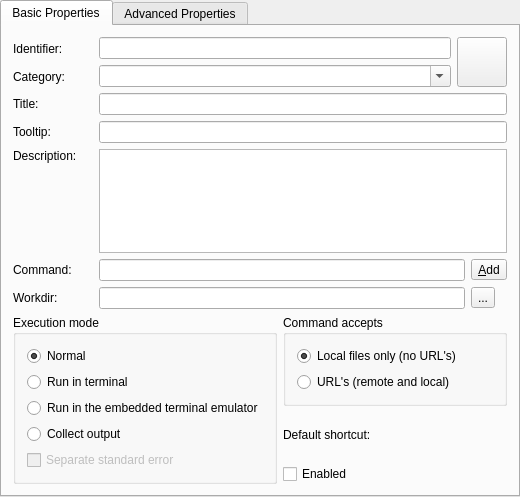
The window that krusader/ActionMan/actionproperty.ui (KDE/krusader) describes before a commit, drawn with Qt 5.
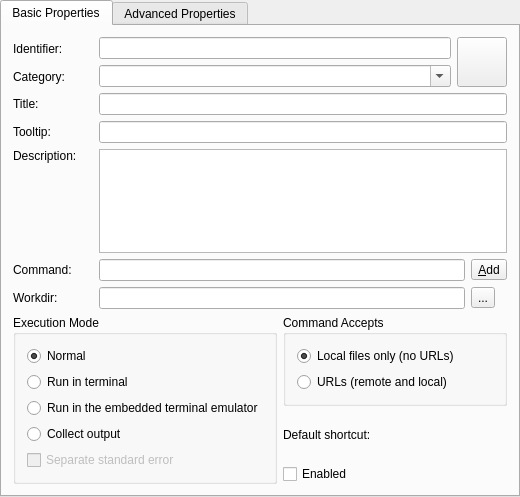
The same window after the commit. The open tabs and pages were chosen to show the change. Custom widgets are drawn as their Qt base class.

Patch:
```diff
--- a/krusader/ActionMan/actionproperty.ui
+++ b/krusader/ActionMan/actionproperty.ui
@@ -65,7 +65,7 @@
           </sizepolicy>
          </property>
          <property name="title">
-          <string>Command accepts</string>
+          <string>Command Accepts</string>
          </property>
          <layout class="QGridLayout">
           <item row="0" column="0">
@@ -74,7 +74,7 @@
              <string>Substitute the &lt;b&gt;Placeholders&lt;/b&gt; with local filenames.</string>
             </property>
             <property name="text">
-             <string>Local files only (no URL's)</string>
+             <string>Local files only (no URLs)</string>
             </property>
             <property name="checked">
              <bool>true</bool>
@@ -87,7 +87,7 @@
              <string>Substitute the &lt;b&gt;Placeholders&lt;/b&gt; with valid URL's.</string>
             </property>
             <property name="text">
-             <string>URL's (remote and local)</string>
+             <string>URLs (remote and local)</string>
             </property>
            </widget>
           </item>
@@ -399,7 +399,7 @@
           </sizepolicy>
          </property>
          <property name="title">
-          <string>Execution mode</string>
+          <string>Execution Mode</string>
          </property>
          <layout class="QGridLayout">
           <item row="3" column="0">
```
Left out of the diff: 2 changed lines with no effect on the pictures.
